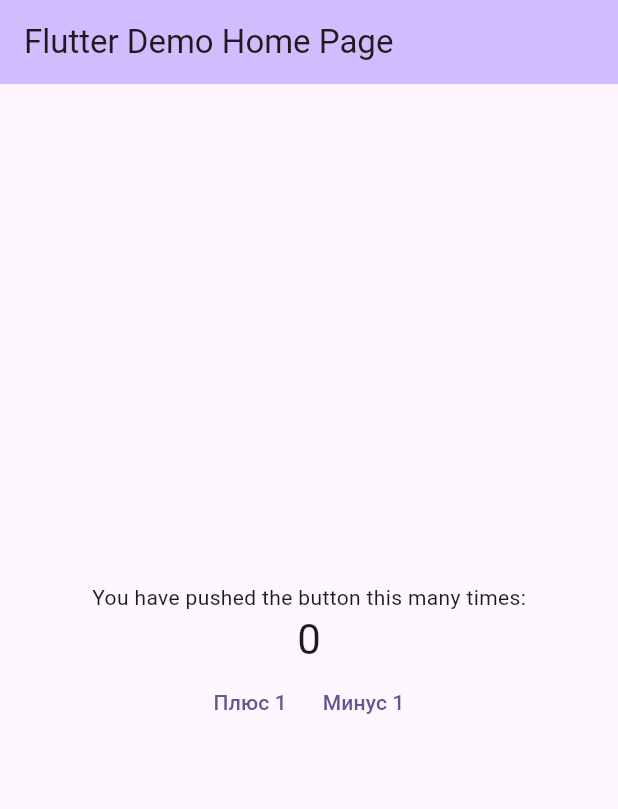
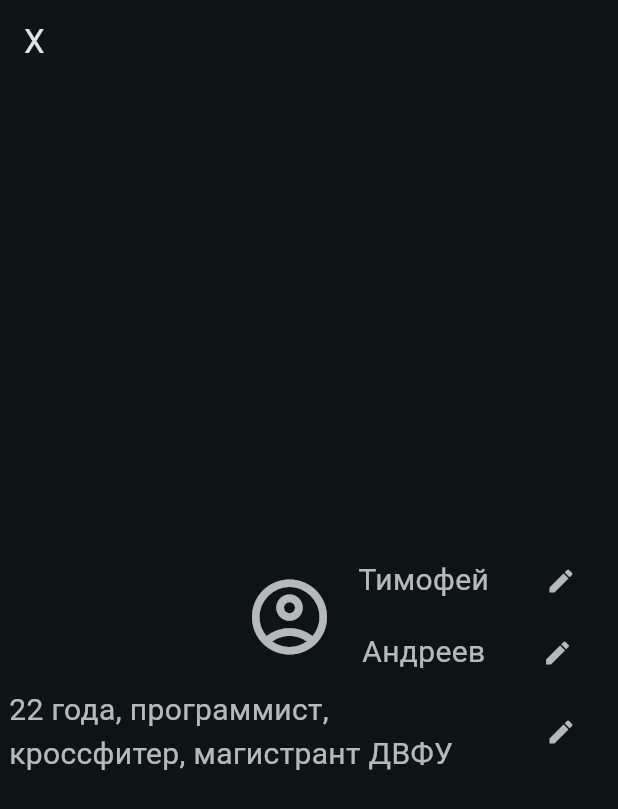
Before and after one commit to timohavdk/andreev_timofey_antonovich, a Flutter app: the screen it shows after launch, on a phone screen of 412 x 824 dp. Shown: the top 809 px of the screen. Run offline on Flutter 3.47's test engine with Material 3 defaults, Android fonts, the phone set to English and light mode, and no system bars.

Commit message:
Верстка профиля в приложении

```diff
--- a/lib/main.dart
+++ b/lib/main.dart
@@ -1,3 +1,4 @@
+import 'package:flutter/cupertino.dart';
 import 'package:flutter/material.dart';
 
 void main() {
@@ -11,7 +12,7 @@ class MyApp extends StatelessWidget {
   @override
   Widget build(BuildContext context) {
     return MaterialApp(
-      title: 'Flutter Demo',
+      title: 'X',
       theme: ThemeData(
         // This is the theme of your application.
         //
@@ -28,10 +29,11 @@ class MyApp extends StatelessWidget {
         //
         // This works for code too, not just values: Most code changes can be
         // tested with just a hot reload.
-        colorScheme: ColorScheme.fromSeed(seedColor: Colors.deepPurple),
+        colorScheme: ColorScheme.fromSeed(
+            seedColor: Colors.white70, brightness: Brightness.dark),
         useMaterial3: true,
       ),
-      home: const MyHomePage(title: 'Flutter Demo Home Page'),
+      home: const MyHomePage(title: 'X'),
     );
   }
 }
@@ -55,29 +57,15 @@ class MyHomePage extends StatefulWidget {
 }
 
 class _MyHomePageState extends State<MyHomePage> {
-  int _counter = 0;
+  final String _name = 'Тимофей';
+  final String _surname = 'Андреев';
+  final String _about = '22 года, программист, кроссфитер, магистрант ДВФУ';
 
-  void _incrementCounter() {
-    setState(() {
-      // This call to setState tells the Flutter framework that something has
-      // changed in this State, which causes it to rerun the build method below
-      // so that the display can reflect the updated values. If we changed
-      // _counter without calling setState(), then the build method would not be
-      // called again, and so nothing would appear to happen.
-      _counter++;
-    });
-  }
+  void _editName() {}
 
-  void _decrementCounter() {
-    setState(() {
-      // This call to setState tells the Flutter framework that something has
-      // changed in this State, which causes it to rerun the build method below
-      // so that the display can reflect the updated values. If we changed
-      // _counter without calling setState(), then the build method would not be
-      // called again, and so nothing would appear to happen.
-      _counter--;
-    });
-  }
+  void _editSurName() {}
+
+  void _editAbout() {}
 
   @override
   Widget build(BuildContext context) {
@@ -92,7 +80,6 @@ class _MyHomePageState extends State<MyHomePage> {
         // TRY THIS: Try changing the color here to a specific color (to
         // Colors.amber, perhaps?) and trigger a hot reload to see the AppBar
         // change color while the other colors stay the same.
-        backgroundColor: Theme.of(context).colorScheme.inversePrimary,
         // Here we take the value from the MyHomePage object that was created by
         // the App.build method, and use it to set our appbar title.
         title: Text(widget.title),
@@ -100,6 +87,8 @@ class _MyHomePageState extends State<MyHomePage> {
       body: Center(
         // Center is a layout widget. It takes a single child and positions it
         // in the middle of the parent.
+        child: ConstrainedBox(
+          constraints: BoxConstraints.expand(width: 400),
           child: Column(
             // Column is also a layout widget. It takes a list of children and
             // arranges them vertically. By default, it sizes itself to fit its
@@ -116,23 +105,100 @@ class _MyHomePageState extends State<MyHomePage> {
             // wireframe for each widget.
             mainAxisAlignment: MainAxisAlignment.center,
             children: <Widget>[
-            const Text(
-              'You have pushed the button this many times:',
+              Row(mainAxisAlignment: MainAxisAlignment.end, children: [
+                const Padding(
+                  padding: EdgeInsets.all(16.0),
+                  child: Icon(
+                    Icons.account_circle_outlined,
+                    color: Colors.white70,
+                    size: 60,
+                    semanticLabel: 'Account icon',
                   ),
-            Text(
-              '$_counter',
-              style: Theme.of(context).textTheme.headlineMedium,
+                ),
+                Column(
+                  children: [
+                    Row(
+                      children: [
+                        Padding(
+                          padding: EdgeInsets.fromLTRB(0, 0, 16.0, 0),
+                          child: Text(
+                            '$_name',
+                            style: const TextStyle(
+                              color: Colors.white70,
+                              fontSize: 20,
+                            ),
+                          ),
+                        ),
+                        TextButton(
+                          onPressed: _editName,
+                          child: const Icon(
+                            Icons.edit,
+                            color: Colors.white70,
+                            size: 20,
+                            semanticLabel: 'Edit name icon',
+                          ),
+                        )
+                      ],
                     ),
                     Row(
-              mainAxisAlignment: MainAxisAlignment.center,
                       children: [
-                TextButton(onPressed: _incrementCounter, child: const Text('Плюс 1')),
-                TextButton(onPressed: _decrementCounter, child: const Text('Минус 1')),
+                        Padding(
+                          padding: EdgeInsets.fromLTRB(0, 0, 16.0, 0),
+                          child: Text(
+                            '$_surname',
+                            style: const TextStyle(
+                              color: Colors.white70,
+                              fontSize: 20,
+                            ),
+                          ),
+                        ),
+                        TextButton(
+                          onPressed: _editSurName,
+                          child: const Icon(
+                            Icons.edit,
+                            color: Colors.white70,
+                            size: 20,
+                            semanticLabel: 'Edit surname icon',
+                          ),
+                        ),
+                      ],
+                    )
+                  ],
+                ),
+              ]),
+              Row(
+                mainAxisSize: MainAxisSize.max,
+                mainAxisAlignment: MainAxisAlignment.spaceEvenly,
+                children: [
+                  Flexible(
+                    child: Padding(
+                      padding: EdgeInsets.fromLTRB(0, 0, 16.0, 0),
+                      child: Text(
+                        '$_about',
+                        softWrap: true,
+                        style: const TextStyle(
+                          color: Colors.white70,
+                          fontSize: 20,
+                          // overflow: TextOverflow.ellipsis,
+                        ),
+                      ),
+                    ),
+                  ),
+                  TextButton(
+                    onPressed: _editAbout,
+                    child: const Icon(
+                      Icons.edit,
+                      color: Colors.white70,
+                      size: 20,
+                      semanticLabel: 'Edit about icon',
+                    ),
+                  )
                 ],
               )
             ],
           ),
         ),
+      ),
     );
   }
 }
```
Lines whose indentation alone changed are shown as unchanged.
